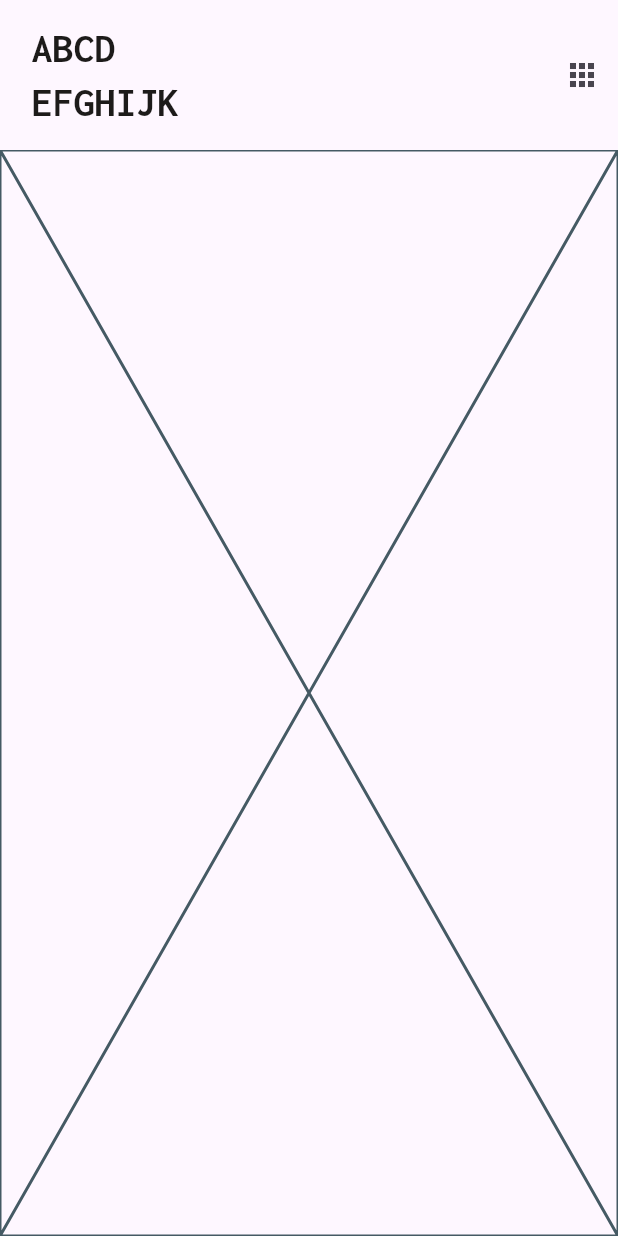
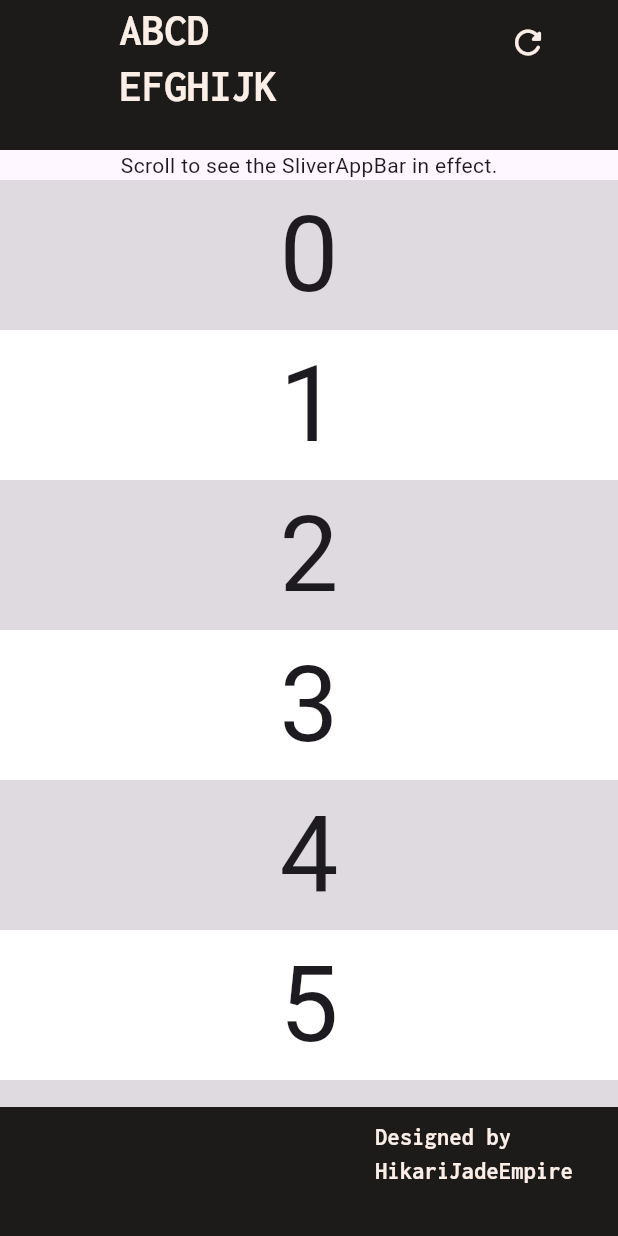
Before and after one commit to HikariJadeEmpire/weather_app, a Flutter app: the screen it shows after launch, on a phone screen of 412 x 824 dp. Run offline on Flutter 3.47's test engine with Material 3 defaults, Android fonts, the phone set to English and light mode, and no system bars; our stand-ins replace google_fonts.

```diff
--- a/lib/MyPage.dart
+++ b/lib/MyPage.dart
@@ -1,3 +1,5 @@
+import 'dart:math';
+
 import 'package:google_fonts/google_fonts.dart';
 import 'package:flutter/material.dart';
 
@@ -13,37 +15,162 @@ class MyWeatherApp extends StatefulWidget {
 class _MyWeatherApp extends State<MyWeatherApp> {
   final primaryColr = Color.fromRGBO(251, 238, 230, 1);
   final secondColr = Color.fromRGBO(29, 27, 26, 1);
+  final secondHlColr = Color.fromRGBO(62, 60, 58, 0.5);
+
+  final bool _pinned = false;
+  final bool _snap = false;
+  final bool _floating = true;
 
   @override
   Widget build(BuildContext context) {
     return Scaffold(
-      appBar: AppBar(
-        toolbarHeight: 100,
+      // appBar: AppBar(
+      //   toolbarHeight: 100,
+      //   centerTitle: false,
+      //   actions: [
+      //     IconButton(onPressed: () {
+      //       debugPrint('menu clicked.');
+      //     },
+      //     icon: Icon(Icons.apps_outlined)
+      //     ),
+      //   ],
+      //   elevation: 0,
+      //   title: Container(
+      //     // color: secondColr,
+      //     padding: EdgeInsets.all(5.0),
+      //     width: 150,
+      //     child: Text(
+      //       'ABCD\nEFGHIJK',
+      //       textAlign: TextAlign.justify,
+      //       style: GoogleFonts.inconsolata(
+      //         fontSize: 28,
+      //         color: secondColr,
+      //         fontWeight: FontWeight.bold,
+      //         ),
+      //       ),
+      //   ),
+      // ),
+
+      body: CustomScrollView(
+        slivers : <Widget>[
+
+          SliverAppBar(
+
+            floating: _floating,
+            snap: _snap,
+            pinned: _pinned,
+
             centerTitle: false,
+            expandedHeight: 100,
+            collapsedHeight: 70,
+
+            backgroundColor: secondColr,
+
             actions: [
-          IconButton(onPressed: () {
-            debugPrint('menu clicked.');
+
+              Container(
+                // color: secondHlColr,
+                margin: EdgeInsets.only(top: 0, right: 30),
+                height: 80,
+                width: 60,
+                child: InkWell(
+
+                  radius: 10,
+                  borderRadius: BorderRadius.all(Radius.circular(800)),
+
+                  highlightColor: secondHlColr,
+
+                  child: IconButton(
+                    padding: EdgeInsets.all(4),
+                    onPressed: () {
+                      debugPrint('refresh');
                     },
-          icon: Icon(Icons.apps_outlined)
+                    icon: Icon(Icons.refresh_rounded),
+                    splashRadius: 8,
+
+                    iconSize: 26,
+
+                    highlightColor: secondHlColr,
+                    color: primaryColr,
                   ),
+                ),
+              ),
+
             ],
-        elevation: 0,
+
+            flexibleSpace: FlexibleSpaceBar(
                 title: Container(
                   // color: secondColr,
                   padding: EdgeInsets.all(5.0),
-          width: 150,
+                  width: 140,
+
                   child: Text(
                     'ABCD\nEFGHIJK',
                     textAlign: TextAlign.justify,
                     style: GoogleFonts.inconsolata(
-              fontSize: 28,
-              color: secondColr,
+                      fontSize: 20,
+                      color: primaryColr,
                       fontWeight: FontWeight.bold,
                       ),
                     ),
                   ),
+
+              // background: FlutterLogo(),
+
             ),
-      body: Placeholder(),
+          ),
+
+          SliverToBoxAdapter(
+            child: SizedBox(
+              height: 20,
+              child: Center(child: Text('Scroll to see the SliverAppBar in effect.')),
+              ),
+            ),
+
+          SliverList(
+            delegate: SliverChildBuilderDelegate((BuildContext context, int index) {
+              return Container(
+                color: index.isOdd ? Colors.white : Colors.black12,
+                height: 100.0,
+                child: Center(child: Text('$index', textScaler: const TextScaler.linear(5))),
+              );
+            }, childCount: 20),
+          ),
+
+        ]
+      ),
+
+    bottomNavigationBar: Container(
+      color: secondColr,
+      height: 86,
+      child: Row(
+        mainAxisAlignment: MainAxisAlignment.end,
+        crossAxisAlignment: CrossAxisAlignment.start,
+        spacing: 6,
+        children: [
+          Container(
+            // color: secondHlColr,
+
+            margin: EdgeInsets.fromLTRB(0, 0, 10, 10),
+            padding: EdgeInsets.all(8),
+
+            width: 160,
+
+            child: Text(
+              'Designed by\nHikariJadeEmpire',
+              textAlign: TextAlign.justify,
+              style: GoogleFonts.inconsolata(
+                fontSize: 16,
+                color: primaryColr,
+                fontWeight: FontWeight.bold,
+                ),
+              ),
+
+          ),
+        ],
+      ),
+    ),
+
     );
   }
 }
```
Also changed, not shown: pubspec.lock (deleted), 252 other files. Lines whose indentation alone changed are shown as unchanged.
